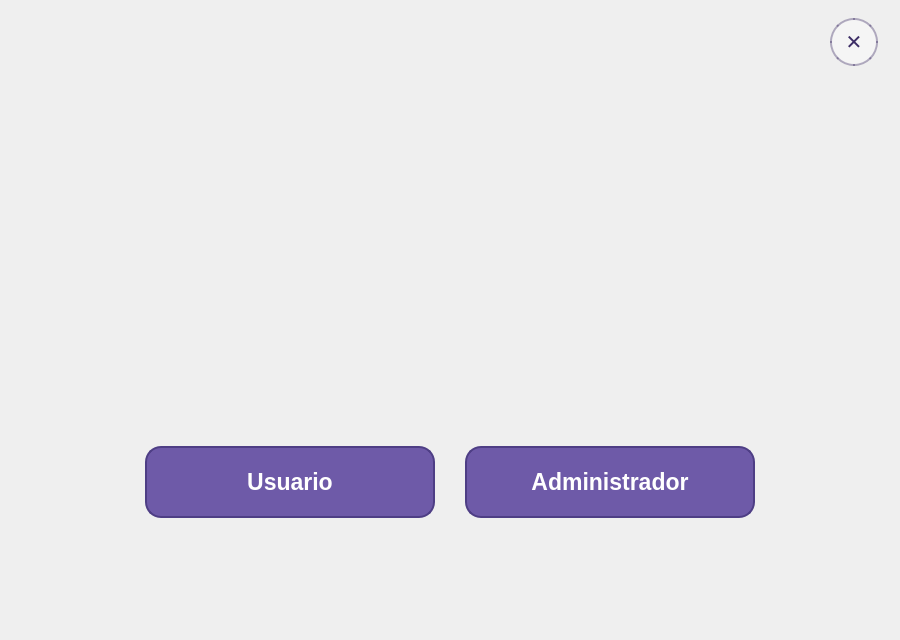
Qt form BIBLIOTECA_PROY/assets/login.ui (mixano611/PROYECTO_PRG_POO_PY) before a commit.
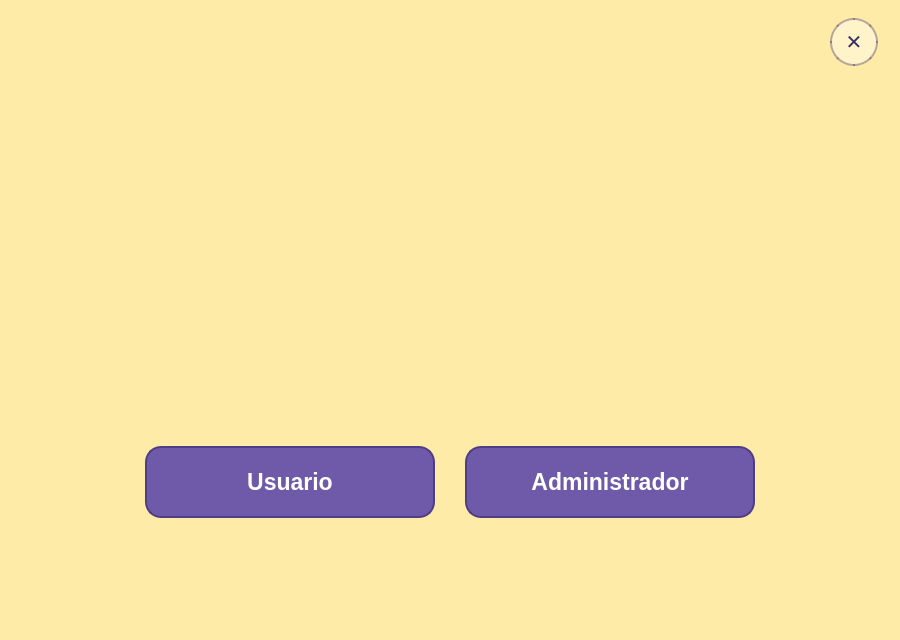
The same form after that commit. Icons and pictures are not drawn.

Diff of the .ui file:
```diff
--- a/BIBLIOTECA_PROY/assets/login.ui
+++ b/BIBLIOTECA_PROY/assets/login.ui
@@ -15,8 +15,7 @@
   </property>
   <property name="styleSheet">
    <string notr="true">QMainWindow {
-	background-color: qlineargradient(x1:0, y1:0, x2:0, y2:1,
-		stop:0 #CDC3E8, stop:0.55 #BBAFDB, stop:1 #A493C9);
+	background-color: #FFEBA8;
 }</string>
   </property>
   <widget class="QWidget" name="centralwidget">
```
